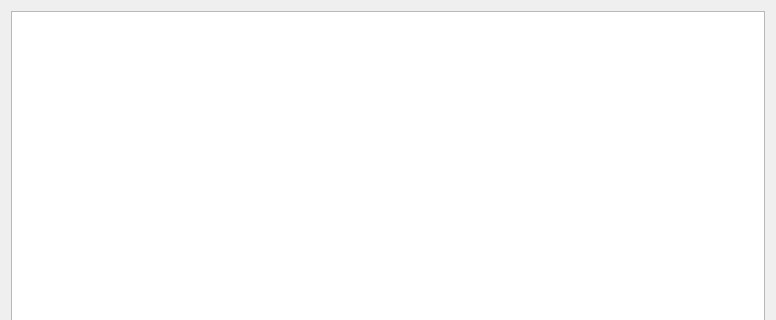
This is src/libs/libres/manager/InternalResourceManager.ui in mrdeveloperdude/OctoMY as Qt 5 draws it before an edit; both pictures show x 0 to 776 and y 0 to 320 of the 776 by 537 pixel window. The edited form follows.
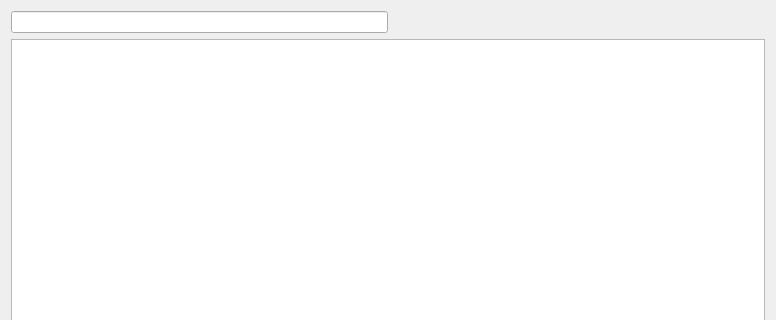
This is the edited form.

Diff of the .ui file:
```diff
--- a/src/libs/libres/manager/InternalResourceManager.ui
+++ b/src/libs/libres/manager/InternalResourceManager.ui
@@ -13,7 +13,27 @@
   <property name="windowTitle">
    <string>Form</string>
   </property>
-  <layout class="QHBoxLayout" name="horizontalLayout">
+  <layout class="QVBoxLayout" name="verticalLayout">
+   <item>
+    <layout class="QHBoxLayout" name="horizontalLayout">
+     <item>
+      <widget class="QLineEdit" name="lineEditSearch"/>
+     </item>
+     <item>
+      <spacer name="horizontalSpacer">
+       <property name="orientation">
+        <enum>Qt::Orientation::Horizontal</enum>
+       </property>
+       <property name="sizeHint" stdset="0">
+        <size>
+         <width>40</width>
+         <height>20</height>
+        </size>
+       </property>
+      </spacer>
+     </item>
+    </layout>
+   </item>
    <item>
     <widget class="QTreeView" name="treeViewResources"/>
    </item>
```
Left out of the diff: 22 changed lines with no effect on the pictures.
